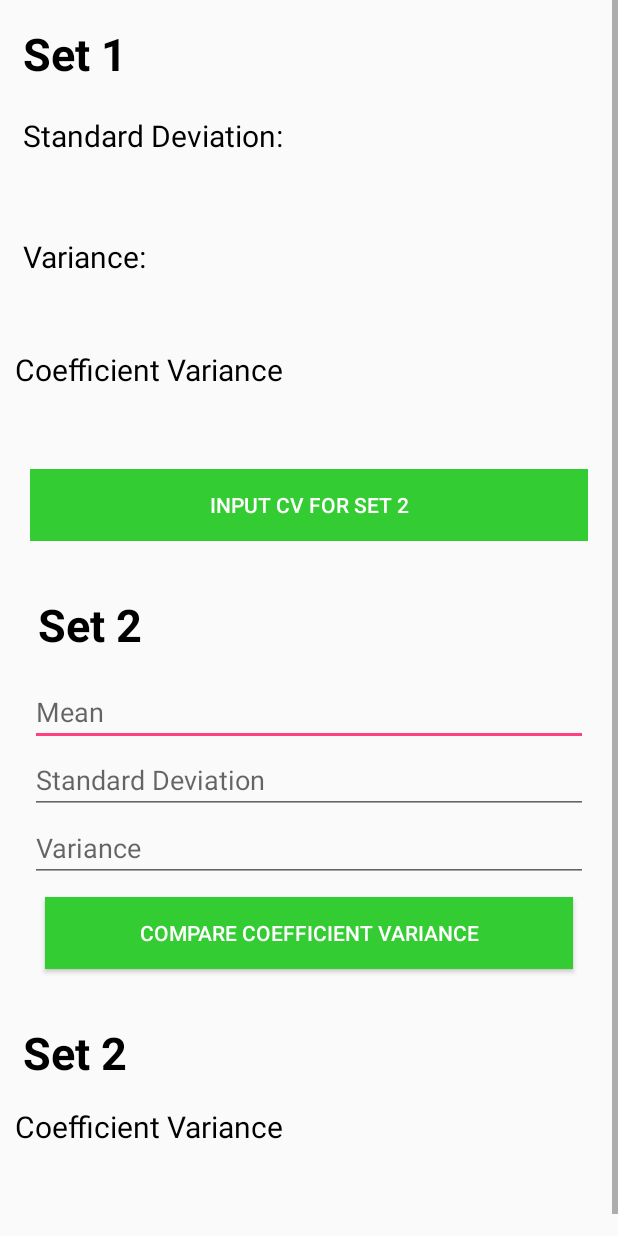
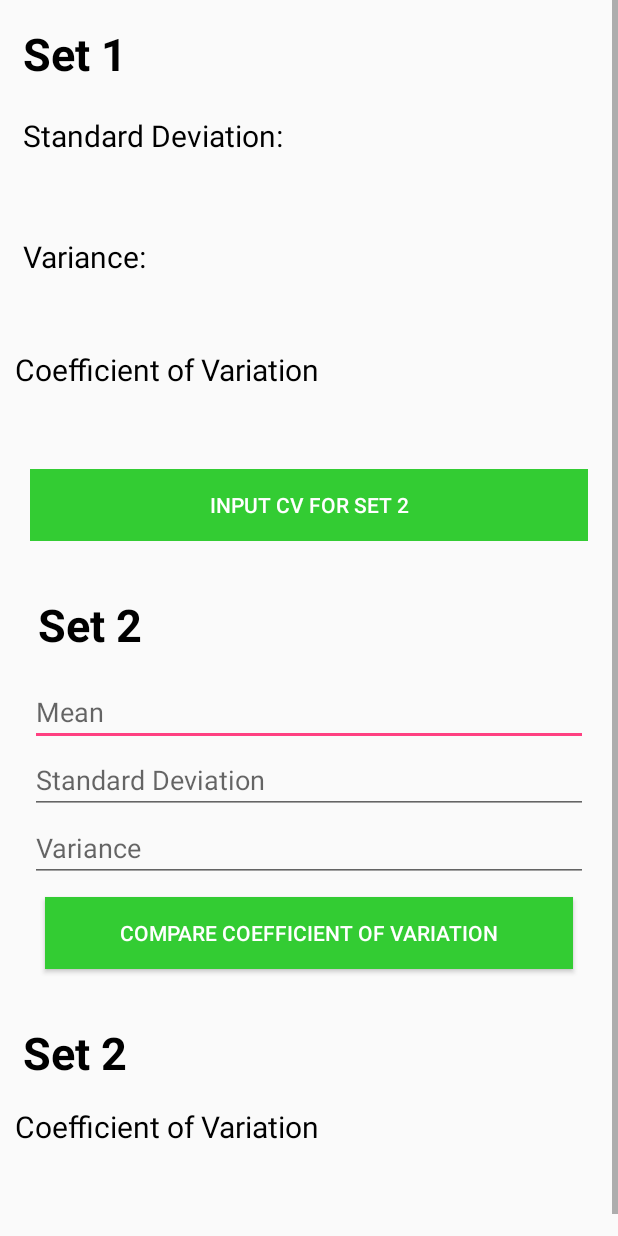
Before and after one commit to Nadzmi-Freelance/Central-Tendency-Snap, an Android app: the layout activity_compute_ungroup_data_mv.xml on its own in the app's theme, with its tools: preview values and no code run, on a phone screen of 412 x 824 dp. Run offline under Robolectric (Android 15) with nearby library versions, the phone set to English and light mode, and no system bars; network calls fail.

Commit message:
Minor changes

```diff
--- a/app/src/main/res/values/colors.xml
+++ b/app/src/main/res/values/colors.xml
@@ -1,11 +1,15 @@
 <?xml version="1.0" encoding="utf-8"?>
 <resources>
-    <color name="colorPrimary">#cc00cc</color>
-    <color name="colorPrimaryDark">#660066</color>
+    <color name="colorPrimary">#000000</color>
+    <color name="colorPrimaryDark">#222222</color>
     <color name="colorSecondary">#33cc33</color>
     <color name="colorTertiary">#ffff00</color>
     <color name="colorAccent">#FF4081</color>
 
     <color name="white">#FFFFFF</color>
     <color name="black">#000000</color>
+
+    <!-- temp -->
+    <color name="former_primary">#cc00cc</color>
+    <color name="former_primary_dark">#660066</color>
 </resources>
--- a/app/src/main/res/values/strings.xml
+++ b/app/src/main/res/values/strings.xml
@@ -12,10 +12,10 @@
     <string name="mode">Mode</string>
     <string name="stdDev">Standard Deviation</string>
     <string name="var">Variance</string>
-    <string name="cv">Coefficient Variance</string>
+    <string name="cv">Coefficient of Variation</string>
     <string name="set_1">Set 1</string>
     <string name="set_2">Set 2</string>
-    <string name="compare_cv">Compare Coefficient Variance</string>
+    <string name="compare_cv">Compare Coefficient of Variation</string>
     <string name="cv_input_set2">Input CV for Set 2</string>
     <string name="hint_data_form">Extracted text from image. \n\nYou can input it yourself to compute the value.</string>
     <string name="hint_mean">Mean</string>
```
Also changed, not shown: app/src/main/java/com/seladanghijau/centraltendencysnap/activity/ComputeGroupDataMV.java (+4 -4 lines), app/src/main/java/com/seladanghijau/centraltendencysnap/activity/ComputeUngroupDataMV.java (+5 -5 lines), app/src/main/java/com/seladanghijau/centraltendencysnap/provider/CalculatorGroupedData.java (+4 -4 lines), app/src/main/java/com/seladanghijau/centraltendencysnap/provider/CalculatorUngroupData.java (+7 -1 lines).
